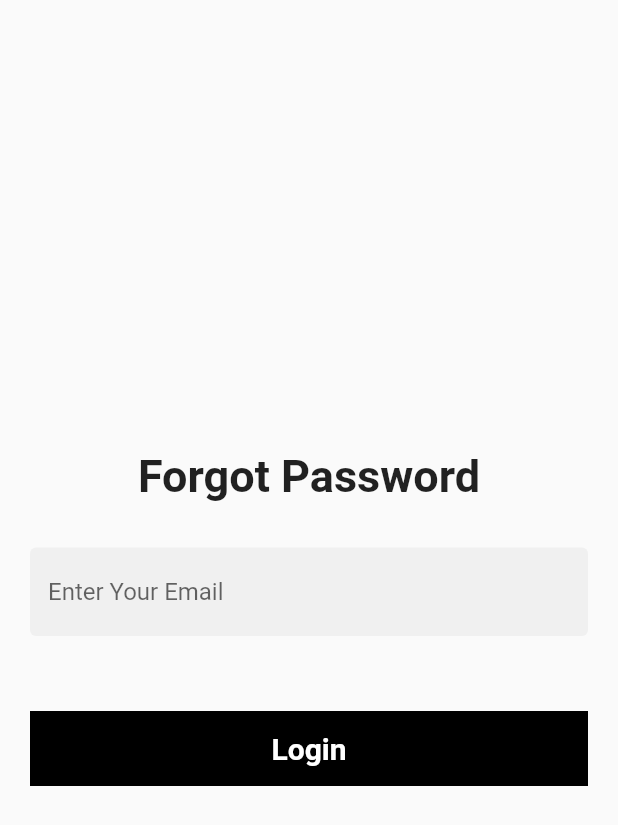
After one commit to AyushKasera/ecommerce_app, a Flutter app: the screen it shows after launch, after a tap on "Forgot Password?", on a phone screen of 412 x 824 dp. The commit adds this screen. Shown: the top 825 px of the screen. Run offline on Flutter 3.47's test engine with Material 2 defaults, Android fonts, the phone set to English and light mode, and no system bars; our stand-ins replace cloud_firestore, firebase_auth, firebase_core, firebase_storage, image_picker; accounts and stored records are empty; network calls fail.

Commit message:
reset password

```diff
--- a/lib/controllers/auth_controller.dart
+++ b/lib/controllers/auth_controller.dart
@@ -85,6 +85,22 @@ class AuthController {
   }
 }
 
+forgotPassword(String email) {
+  String res = 'some error occurd';
+  try {
+    if (email.isNotEmpty) {
+      firebaseAuth.sendPasswordResetEmail(email: email);
+      res = 'success';
+    } else {
+      res = 'Email field must not be empty';
+    }
+  } catch (e) {
+    res = e.toString();
+    print(e);
+  }
+  return res;
+}
+
 showSnackBar(String contant, BuildContext context) {
   ScaffoldMessenger.of(context).showSnackBar(SnackBar(content: Text(contant)));
 }
--- /dev/null
+++ b/lib/views/screens/auth/forgot_screen.dart
@@ -0,0 +1,56 @@
+import 'package:flutter/material.dart';
+import 'package:ecommerce_app/const.dart';
+
+class ForgotPassword extends StatelessWidget {
+  const ForgotPassword({Key? key}) : super(key: key);
+
+  @override
+  Widget build(BuildContext context) {
+    return Scaffold(
+        body: Container(
+      padding: EdgeInsets.all(20),
+      child: Center(
+        child: Column(mainAxisAlignment: MainAxisAlignment.center, children: [
+          Text(
+            'Forgot Password',
+            style: TextStyle(fontSize: 30, fontWeight: FontWeight.bold),
+          ),
+          SizedBox(
+            height: 30,
+          ),
+          TextField(
+            decoration: InputDecoration(
+                filled: true,
+                hintText: 'Enter Your Email',
+                border: OutlineInputBorder(borderSide: BorderSide.none),
+                focusedBorder: OutlineInputBorder(
+                    borderSide: BorderSide(color: Colors.black))),
+          ),
+          SizedBox(
+            height: 50,
+          ),
+          Container(
+            width: MediaQuery.of(context).size.width - 40,
+            height: 50,
+            decoration: BoxDecoration(
+              color: mybutttonColor,
+            ),
+            child: Center(
+              child: InkWell(
+                onTap: () {},
+                child: Text(
+                  'Login',
+                  style: TextStyle(
+                    color: textButtonColor,
+                    fontWeight: FontWeight.bold,
+                    fontSize: 20,
+                  ),
+                ),
+              ),
+            ),
+          ),
+        ]),
+      ),
+    ));
+  }
+}
--- a/lib/views/screens/auth/login_screen.dart
+++ b/lib/views/screens/auth/login_screen.dart
@@ -1,6 +1,7 @@
 import 'package:ecommerce_app/const.dart';
 import 'package:ecommerce_app/controllers/auth_controller.dart';
 import 'package:ecommerce_app/views/screens/auth/bottom_navbar.dart';
+import 'package:ecommerce_app/views/screens/auth/forgot_screen.dart';
 import 'package:ecommerce_app/views/screens/auth/signup_screen.dart';
 import 'package:flutter/material.dart';
 
@@ -122,6 +123,19 @@ class _LoginScreenState extends State<LoginScreen> {
                     )),
               )
             ],
+          ),
+          SizedBox(
+            height: 10,
+          ),
+          InkWell(
+            onTap: () {
+              Navigator.of(context).push(
+                  MaterialPageRoute(builder: (context) => ForgotPassword()));
+            },
+            child: Text(
+              'Forgot Password?',
+              style: TextStyle(fontWeight: FontWeight.bold, fontSize: 15),
+            ),
           )
         ],
       ),
```
